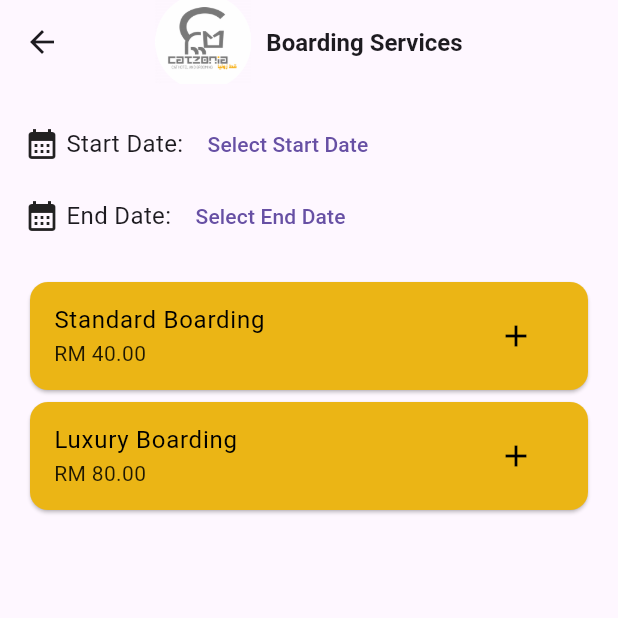
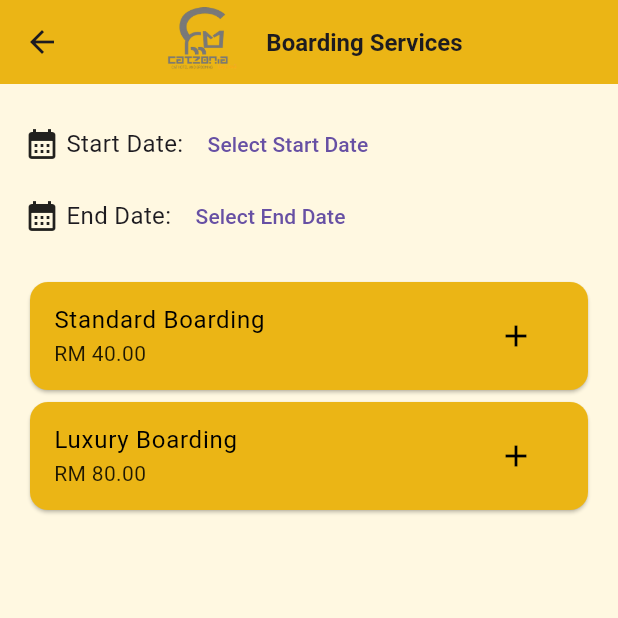
Before and after one commit to MrZhaf/catzonia, a Flutter app: the BoardingCatalogScreen screen opened directly, on a phone screen of 412 x 824 dp, the top half of it. Run offline on Flutter 3.47's test engine with Material 3 defaults, Android fonts, the phone set to English and light mode, and no system bars; accounts and stored records are empty.

Commit message:
fix service card, change colour and add tab nav

```diff
--- a/lib/screens/boarding_catalog_screen.dart
+++ b/lib/screens/boarding_catalog_screen.dart
@@ -80,14 +80,16 @@ class _BoardingCatalogScreenState extends State<BoardingCatalogScreen> {
     final formatter = DateFormat.yMMMd();
 
    return Scaffold(
-  appBar: AppBar(
+      backgroundColor: Color(0xFFFFF8E1),
+    appBar: AppBar(
+      backgroundColor: Color(0xFFEBB515),
     centerTitle: true, // centers the title content
     title: Row(
       mainAxisSize: MainAxisSize.min, // makes the Row shrink to content width
       mainAxisAlignment: MainAxisAlignment.center, // centers children inside Row
       children: [
         Image.asset(
-          'assets/images/catzonia.png', // same logo as Grooming page
+          'assets/images/catzonia2.png', // same logo as Grooming page
           height: 64,
         ),
         const SizedBox(width: 10),
@@ -135,12 +137,14 @@ class _BoardingCatalogScreenState extends State<BoardingCatalogScreen> {
           child: ListView.builder(
             itemCount: boardingServices.length,
               itemBuilder: (context, index) {
-                final service = boardingServices[index];
-                   return ServiceCard(
-                     service: service,
-                         onAdd: () => _addBoardingToCart(service),
-                         backgroundColor: Color(0xFFEBB515),
-                        );
+                 final service = boardingServices[index];
+                    final isSelected = Provider.of<BookingProvider>(context).isServiceSelected(service.name);
+
+                    return ServiceCard(
+                      service: service,
+                      onAdd: isSelected ? null : () => _addBoardingToCart(service), // disable button if selected
+                      backgroundColor: isSelected ? Colors.grey.shade300 : Color(0xFFEBB515),
+                    );
                       },
                     ),
                   ),
```
Also changed, not shown: lib/screens/checkout_screen.dart (+12 -4 lines), lib/screens/grooming_catalog_screen.dart (+7 -3 lines).
